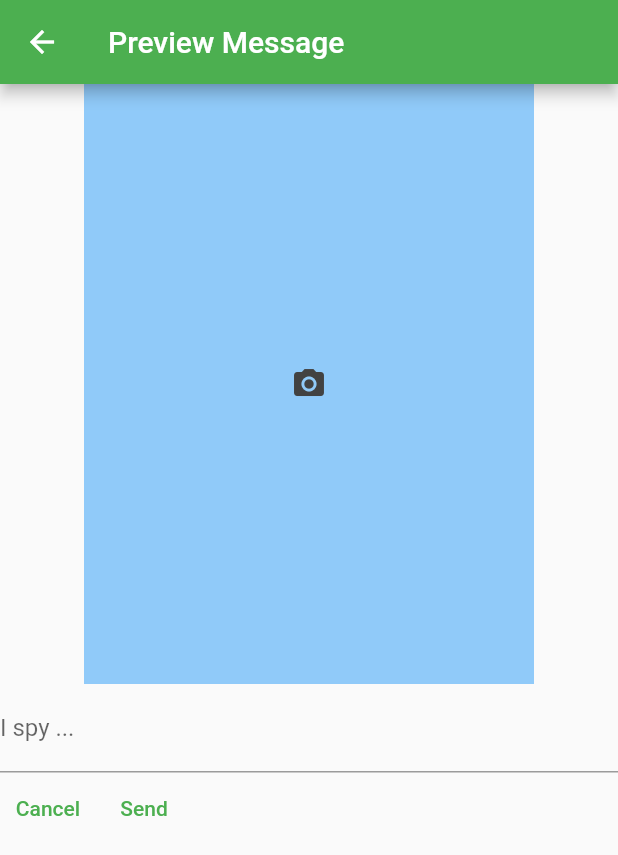
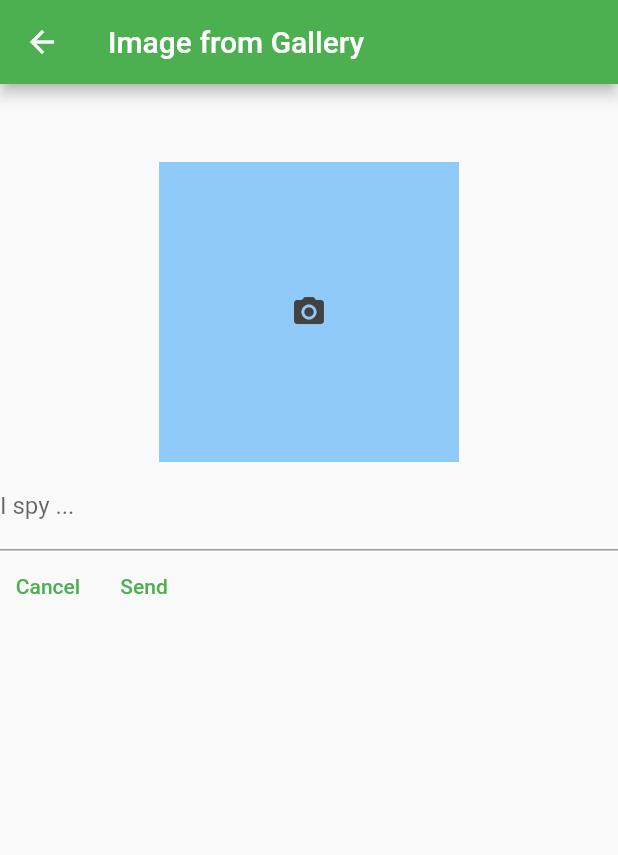
Before and after one commit to Alexandria213/Network-Effect, a Flutter app: the SendImageScreen screen opened directly with empty values, after a tap on the "camera alt" icon, on a phone screen of 412 x 824 dp. Shown: the top 855 px of the screen. Run offline on Flutter 3.47's test engine with Material 2 defaults, Android fonts, the light colour scheme and no system bars; our stand-ins replace chat_bubbles, image_picker; missing offline and left inert: mutex, network_info_plus.

Commit message:
Pass Image and "I spy..." caption update and fix image displaying

```diff
--- a/ispy_game/lib/friends.dart
+++ b/ispy_game/lib/friends.dart
@@ -52,23 +52,20 @@ class Friend extends ChangeNotifier {
   Future<void> send(String message, File? image) async {
     Socket socket = await Socket.connect(ipAddr, ourPort);
     socket.write(message);
-    if (image != null) {
-      final imageBytes = await rootBundle.load(image.path);
-      final bytesAsString = base64Encode(imageBytes.buffer
-          .asUint8List(imageBytes.offsetInBytes, imageBytes.lengthInBytes));
-      print(bytesAsString);
-      //write bytes to socket
-      socket.write("$bytesAsString\n");
-    }
+    final imageBytes = await rootBundle.load(image!.path);
+    final bytesAsString = base64Encode(imageBytes.buffer
+        .asUint8List(imageBytes.offsetInBytes, imageBytes.lengthInBytes));
+    print(bytesAsString);
+    socket.write("$bytesAsString\n");
     socket.close();
-    await _add_message("Me", message);
+    await _add_message_and_picture("Me", message);
   }
 
   Future<void> receive(String message) async {
-    return _add_message(name, message);
+    return _add_message_and_picture(name, message);
   }
 
-  Future<void> _add_message(String name, String message) async {
+  Future<void> _add_message_and_picture(String name, String message) async {
     await m.protect(
       () async {
         _messages.add(Message(author: name, content: message));
--- a/ispy_game/lib/send_image_screen.dart
+++ b/ispy_game/lib/send_image_screen.dart
@@ -2,18 +2,19 @@ import 'dart:io';
 
 import 'package:flutter/material.dart';
 import 'package:image_picker/image_picker.dart';
-import 'package:ispy_game/friends.dart';
 import 'package:ispy_game/game_chat.dart';
-import 'package:ispy_game/server.dart';
 
+import 'friends.dart';
 import 'image_selection_screen.dart';
 
 // getting a directory path for saving
 const String path = 'assets/images';
 
 class SendImageScreen extends StatefulWidget {
-  const SendImageScreen(this.type, {super.key});
+  const SendImageScreen(this.type, {super.key, required this.friend});
   final type;
+
+  final Friend friend;
 
   @override
   _SendImageScreenState createState() => _SendImageScreenState(type);
@@ -23,14 +24,6 @@ class _SendImageScreenState extends State<SendImageScreen> {
   //text editor for caption for image
   final TextEditingController _spyInputController = TextEditingController();
   String spy = "";
-
-  //access friend information
-  final Friends friends = Friends();
-  final Server server = const Server();
-  late final Friend friend = Friend(ipAddr: "friends.ipAddr(name)", name: "");
-
-  //chat information
-  late final ChatScreen chat = ChatScreen(friend: friend);
 
   //image, image picker, and image type
   var _picker;
@@ -49,48 +42,47 @@ class _SendImageScreenState extends State<SendImageScreen> {
   Widget build(BuildContext context) {
     return Scaffold(
       appBar: AppBar(
-        title: const Text("Preview Message"),
+          title: Text(type == ImageSourceType.camera
+              ? "Image from Camera"
+              : "Image from Gallery")),
+      body: Column(
+        children: <Widget>[
+          const SizedBox(
+            height: 52,
           ),
-      body: Column(
-        children: [
-          GestureDetector(
+          Center(
+            child: GestureDetector(
               onTap: () async {
                 var source = type == ImageSourceType.camera
                     ? ImageSource.camera
                     : ImageSource.gallery;
-              File? image = (await _picker.pickImage(
+                XFile? image = await _picker.pickImage(
                     source: source,
                     imageQuality: 50,
-                  preferredCameraDevice: CameraDevice.front)) as File?;
-              // copy the file to a new path
-              final File newImage = await image!.copy('$path/image1');
+                    preferredCameraDevice: CameraDevice.front);
                 setState(() {
-                _image = File(image.path);
-                _image = newImage;
+                  _image = File(image!.path);
                 });
               },
               child: Container(
-              width: 300,
-              height: 400,
-              decoration: BoxDecoration(
-                color: Colors.blue[200],
-              ),
+                width: 200,
+                height: 200,
+                decoration: BoxDecoration(color: Colors.blue[200]),
                 child: _image != null
                     ? Image.file(
                         _image,
-                      width: 300.0,
-                      height: 400.0,
+                        width: 200.0,
+                        height: 200.0,
                         fit: BoxFit.fitHeight,
                       )
                     : Container(
-                      decoration: BoxDecoration(
-                        color: Colors.blue[200],
-                      ),
-                      width: 300,
-                      height: 400,
+                        decoration: BoxDecoration(color: Colors.blue[200]),
+                        width: 200,
+                        height: 200,
                         child: Icon(
                           Icons.camera_alt,
                           color: Colors.grey[800],
+                        ),
                       ),
               ),
             ),
@@ -111,17 +103,23 @@ class _SendImageScreenState extends State<SendImageScreen> {
               TextButton(
                 onPressed: () {
                   Navigator.pop(context);
+                  Navigator.pop(context);
                 },
-                  child: const Text("Cancel")),
+                child: const Text("Cancel"),
+              ),
               TextButton(
                 onPressed: () {
-                    friend.send(_spyInputController.text, _image);
+                  _image.copy('$path/image1.png');
+                  widget.friend.send(_spyInputController.text, _image);
                   Navigator.push(
                     context,
-                      MaterialPageRoute(builder: (context) => chat),
+                    MaterialPageRoute(
+                      builder: (context) => ChatScreen(friend: widget.friend),
+                    ),
                   );
                 },
-                  child: const Text("Send"))
+                child: const Text("Send"),
+              ),
             ],
           )
         ],
```
Also changed, not shown: ispy_game/lib/game_chat.dart (+3 -5 lines), ispy_game/lib/image_selection_screen.dart (+11 -3 lines), 1 other file. Lines whose indentation alone changed are shown as unchanged.
